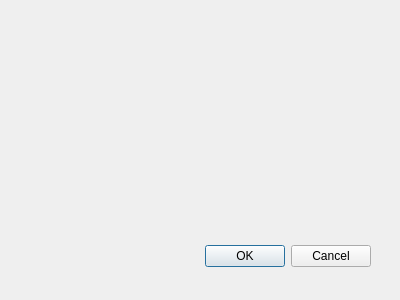
This is gui/dlgfuenteentrada.ui in rogorido/qtpredicadores as Qt 5 draws it before an edit. The edited form follows.
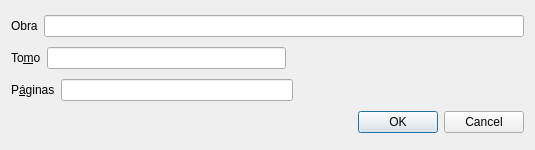
This is the edited form.

```diff
--- a/gui/dlgfuenteentrada.ui
+++ b/gui/dlgfuenteentrada.ui
@@ -8,29 +8,102 @@
    <rect>
     <x>0</x>
     <y>0</y>
-    <width>400</width>
-    <height>300</height>
+    <width>535</width>
+    <height>150</height>
    </rect>
   </property>
   <property name="windowTitle">
    <string>Dialog</string>
   </property>
-  <widget name="buttonBox" class="QDialogButtonBox">
-   <property name="geometry">
-    <rect>
-     <x>30</x>
-     <y>240</y>
-     <width>341</width>
-     <height>32</height>
-    </rect>
-   </property>
-   <property name="orientation">
-    <enum>Qt::Horizontal</enum>
-   </property>
-   <property name="standardButtons">
-    <set>QDialogButtonBox::Cancel|QDialogButtonBox::Ok</set>
-   </property>
-  </widget>
+  <layout class="QVBoxLayout" name="verticalLayout">
+   <item>
+    <layout class="QHBoxLayout" name="horizontalLayout">
+     <item>
+      <widget class="QLabel" name="label">
+       <property name="text">
+        <string>Obra</string>
+       </property>
+       <property name="buddy">
+        <cstring>txtObra</cstring>
+       </property>
+      </widget>
+     </item>
+     <item>
+      <widget class="QLineEdit" name="txtObra"/>
+     </item>
+    </layout>
+   </item>
+   <item>
+    <layout class="QHBoxLayout" name="horizontalLayout_2">
+     <item>
+      <widget class="QLabel" name="label_2">
+       <property name="text">
+        <string>To&amp;mo</string>
+       </property>
+       <property name="buddy">
+        <cstring>txtTomo</cstring>
+       </property>
+      </widget>
+     </item>
+     <item>
+      <widget class="QLineEdit" name="txtTomo"/>
+     </item>
+     <item>
+      <spacer name="horizontalSpacer_2">
+       <property name="orientation">
+        <enum>Qt::Horizontal</enum>
+       </property>
+       <property name="sizeHint" stdset="0">
+        <size>
+         <width>40</width>
+         <height>20</height>
+        </size>
+       </property>
+      </spacer>
+     </item>
+    </layout>
+   </item>
+   <item>
+    <layout class="QHBoxLayout" name="horizontalLayout_3">
+     <item>
+      <widget class="QLabel" name="label_3">
+       <property name="text">
+        <string>P&amp;áginas</string>
+       </property>
+       <property name="buddy">
+        <cstring>txtPaginas</cstring>
+       </property>
+      </widget>
+     </item>
+     <item>
+      <widget class="QLineEdit" name="txtPaginas"/>
+     </item>
+     <item>
+      <spacer name="horizontalSpacer">
+       <property name="orientation">
+        <enum>Qt::Horizontal</enum>
+       </property>
+       <property name="sizeHint" stdset="0">
+        <size>
+         <width>40</width>
+         <height>20</height>
+        </size>
+       </property>
+      </spacer>
+     </item>
+    </layout>
+   </item>
+   <item>
+    <widget class="QDialogButtonBox" name="buttonBox">
+     <property name="orientation">
+      <enum>Qt::Horizontal</enum>
+     </property>
+     <property name="standardButtons">
+      <set>QDialogButtonBox::Cancel|QDialogButtonBox::Ok</set>
+     </property>
+    </widget>
+   </item>
+  </layout>
  </widget>
  <pixmapfunction/>
  <resources/>
```
Left out of the diff: 7 changed lines with no effect on the pictures.
